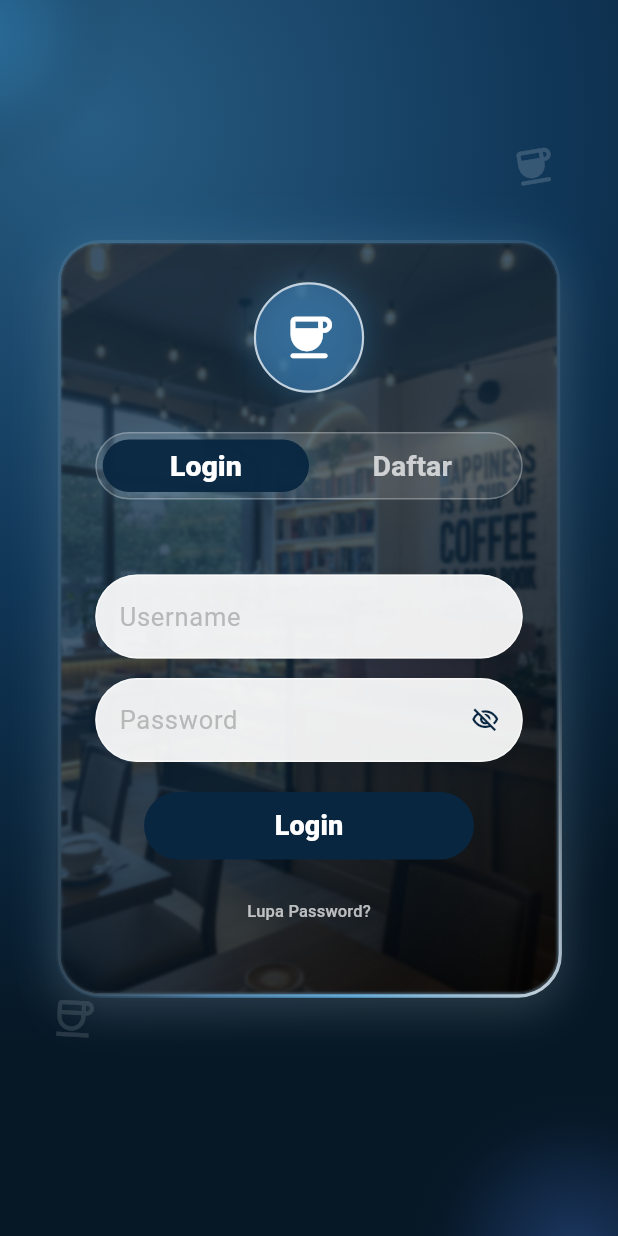
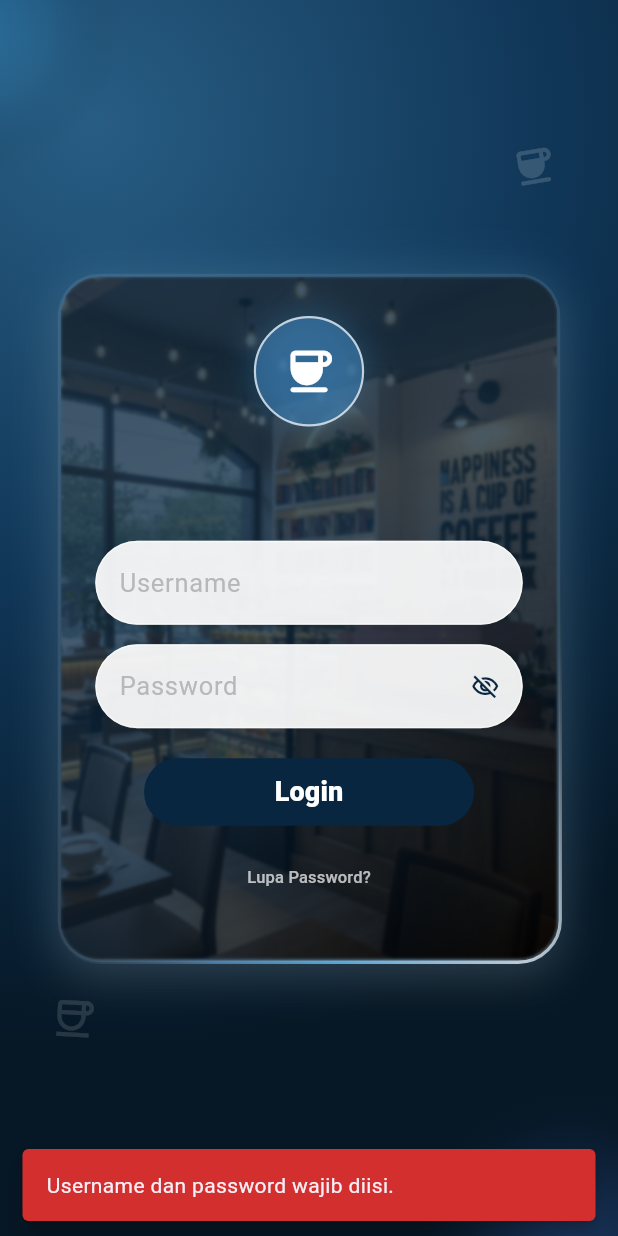
Before and after one commit to sindysyahfitri2-desig/Celciuos, a Flutter app: the screen it shows after launch, after a tap on "Login", on a phone screen of 412 x 824 dp. Run offline on Flutter 3.47's test engine with Material 3 defaults, Android fonts, the light colour scheme and no system bars; our stand-ins replace camera, google_fonts, image_picker, shared_preferences; missing offline and left inert: excel, file_saver.

Commit message:
Update tampilan dashboard dan login

```diff
--- a/lib/features/auth/application/login_controller.dart
+++ b/lib/features/auth/application/login_controller.dart
@@ -2,11 +2,9 @@ import 'dart:convert';
 
 import 'package:flutter/foundation.dart';
 import 'package:http/http.dart' as http;
-import 'package:shared_preferences/shared_preferences.dart';
 
 enum LoginSubmissionStatus {
   invalid,
-  registered,
   authenticated,
   failed,
   ignored,
@@ -32,32 +30,21 @@ class LoginSubmission {
       status == LoginSubmissionStatus.failed;
 }
 
-/// Owns login state, account registration, and the existing backend flow.
+/// Owns login state and the backend authentication flow.
 class LoginController extends ChangeNotifier {
-  LoginController({http.Client? httpClient})
+  LoginController({http.Client? httpClient, String? baseUrl})
     : _httpClient = httpClient ?? http.Client(),
-      _ownsHttpClient = httpClient == null;
+      _ownsHttpClient = httpClient == null,
+      _baseUrl =
+          baseUrl ??
+          (defaultTargetPlatform == TargetPlatform.android
+              ? 'http://10.0.2.2:8000'
+              : 'http://127.0.0.1:8000');
 
-  static const _storageKey = 'celcious_accounts';
   final http.Client _httpClient;
   final bool _ownsHttpClient;
+  final String _baseUrl;
 
-  static const List<Map<String, String>> _defaultAccounts = [
-    {
-      'username': 'danielowner',
-      'password': 'daniel1109',
-      'role': 'Owner',
-      'displayName': 'Daniel',
-    },
-    {
-      'username': 'kasircelcius',
-      'password': 'kasir1116',
-      'role': 'Kasir',
-      'displayName': 'Kasir Celcius',
-    },
-  ];
-
-  bool isLogin = true;
   bool isVerifying = false;
   String? _authToken;
 
@@ -65,12 +52,6 @@ class LoginController extends ChangeNotifier {
   void dispose() {
     if (_ownsHttpClient) _httpClient.close();
     super.dispose();
-  }
-
-  void setLoginMode(bool value) {
-    if (isVerifying || isLogin == value) return;
-    isLogin = value;
-    notifyListeners();
   }
 
   Future<LoginSubmission> submit(String rawUsername, String password) async {
@@ -91,34 +72,6 @@ class LoginController extends ChangeNotifier {
     notifyListeners();
 
     try {
-      final accounts = await _loadAccounts();
-
-      if (!isLogin) {
-        final alreadyExists = accounts.any(
-          (account) => account['username'] == username,
-        );
-        if (alreadyExists) {
-          return const LoginSubmission(
-            status: LoginSubmissionStatus.failed,
-            message: 'Username sudah digunakan. Pilih username lain.',
-          );
-        }
-
-        accounts.add({
-          'username': username,
-          'password': password,
-          'role': 'Kasir',
-          'displayName': 'Kasir $username',
-        });
-        await _saveAccounts(accounts);
-        isLogin = true;
-        notifyListeners();
-        return const LoginSubmission(
-          status: LoginSubmissionStatus.registered,
-          message: 'Pendaftaran berhasil! Silakan login dengan akun baru.',
-        );
-      }
-
       final result = await _loginToBackend(username, password);
       if (result == null ||
           result['pengguna'] is! Map<String, dynamic> ||
@@ -131,8 +84,6 @@ class LoginController extends ChangeNotifier {
 
       final user = result['pengguna'] as Map<String, dynamic>;
       _authToken = result['token'].toString();
-      final profile = await _getFromBackend('user');
-      debugPrint('HASIL TES TOKEN: $profile');
 
       final roleFromApi = user['role']?.toString().toLowerCase();
       if (roleFromApi != 'owner' && roleFromApi != 'kasir') {
@@ -150,12 +101,9 @@ class LoginController extends ChangeNotifier {
       );
     } catch (error) {
       debugPrint('Login gagal: $error');
-      final message = isLogin
-          ? 'Login gagal. Periksa username, password, dan koneksi backend.'
-          : 'Terjadi kesalahan saat memproses akun.';
       return LoginSubmission(
         status: LoginSubmissionStatus.failed,
-        message: message,
+        message: 'Login gagal. Periksa username, password, dan koneksi backend.',
       );
     } finally {
       isVerifying = false;
@@ -176,80 +124,12 @@ class LoginController extends ChangeNotifier {
     return null;
   }
 
-  Future<List<Map<String, String>>> _loadAccounts() async {
-    final prefs = await SharedPreferences.getInstance();
-    final savedData = prefs.getString(_storageKey);
-
-    if (savedData == null) {
-      final initialAccounts = _defaultAccounts
-          .map((account) => Map<String, String>.from(account))
-          .toList();
-      await prefs.setString(_storageKey, jsonEncode(initialAccounts));
-      return initialAccounts;
-    }
-
-    final decoded = jsonDecode(savedData);
-    if (decoded is! List) {
-      throw const FormatException('Format data akun lokal tidak valid.');
-    }
-
-    var migrated = false;
-    final accounts = <Map<String, String>>[];
-    for (final item in decoded) {
-      if (item is! Map) {
-        throw const FormatException('Data akun lokal tidak valid.');
-      }
-
-      final values = Map<String, dynamic>.from(item);
-      final username = values['username']?.toString().trim().toLowerCase();
-      final password = values['password']?.toString();
-      final role = values['role']?.toString();
-      final displayName =
-          values['displayName']?.toString() ??
-          values['Username']?.toString() ??
-          username;
-
-      if (username == null ||
-          username.isEmpty ||
-          password == null ||
-          role == null ||
-          (role != 'Owner' && role != 'Kasir') ||
-          displayName == null ||
-          displayName.isEmpty) {
-        throw const FormatException(
-          'Ada akun lokal yang tidak memiliki data lengkap.',
-        );
-      }
-
-      if (values['displayName'] == null ||
-          values['Username'] != null ||
-          values['username'] != username) {
-        migrated = true;
-      }
-
-      accounts.add({
-        'username': username,
-        'password': password,
-        'role': role,
-        'displayName': displayName,
-      });
-    }
-
-    if (migrated) await _saveAccounts(accounts);
-    return accounts;
-  }
-
-  Future<void> _saveAccounts(List<Map<String, String>> accounts) async {
-    final prefs = await SharedPreferences.getInstance();
-    await prefs.setString(_storageKey, jsonEncode(accounts));
-  }
-
   Future<Map<String, dynamic>?> _loginToBackend(
     String username,
     String password,
   ) async {
     final response = await _httpClient.post(
-      Uri.parse('http://127.0.0.1:8000/api/login'),
+      Uri.parse('$_baseUrl/api/login'),
       headers: {
         'Accept': 'application/json',
         'Content-Type': 'application/json',
@@ -267,25 +147,4 @@ class LoginController extends ChangeNotifier {
     throw Exception('Respons dari server tidak valid.');
   }
 
-  Future<Map<String, dynamic>> _getFromBackend(String endpoint) async {
-    if (_authToken == null || _authToken!.isEmpty) {
-      throw Exception('Token login tidak tersedia.');
-    }
-
-    final response = await _httpClient.get(
-      Uri.parse('http://127.0.0.1:8000/api/$endpoint'),
-      headers: {'Accept': 'application/json', 'Authorization': '******'},
-    );
-
-    final data = jsonDecode(response.body);
-    if (response.statusCode >= 200 &&
-        response.statusCode < 300 &&
-        data is Map<String, dynamic>) {
-      return data;
-    }
-    if (data is Map<String, dynamic>) {
-      throw Exception(data['message']?.toString() ?? 'Gagal mengambil data.');
-    }
-    throw Exception('Respons dari server tidak valid.');
-  }
 }
--- a/lib/features/auth/presentation/login_page.dart
+++ b/lib/features/auth/presentation/login_page.dart
@@ -29,7 +29,6 @@ class _LoginPageState extends State<LoginPage>
 
   bool _hidePassword = true;
 
-  bool get _isLogin => _loginController.isLogin;
   bool get _isVerifying => _loginController.isVerifying;
 
   static const Color navy = Color(0xff082640);
@@ -86,12 +85,6 @@ class _LoginPageState extends State<LoginPage>
 
     if (result.isError) {
       _showMessage(result.message ?? 'Login gagal.', isError: true);
-      return;
-    }
-
-    if (result.status == LoginSubmissionStatus.registered) {
-      _passwordController.clear();
-      _showMessage(result.message ?? 'Pendaftaran berhasil.');
       return;
     }
 
@@ -581,31 +574,6 @@ class _LoginPageState extends State<LoginPage>
 
                                       const SizedBox(height: 25),
 
-                                      // TOMBOL LOGIN / DAFTAR
-                                      Container(
-                                        height: 45,
-                                        padding: const EdgeInsets.all(4),
-                                        decoration: BoxDecoration(
-                                          color: Colors.white.withValues(
-                                            alpha: 0.12,
-                                          ),
-                                          borderRadius: BorderRadius.circular(
-                                            25,
-                                          ),
-                                          border: Border.all(
-                                            color: Colors.white.withValues(
-                                              alpha: 0.28,
-                                            ),
-                                          ),
-                                        ),
-                                        child: Row(
-                                          children: [
-                                            _modeButton('Login', true),
-                                            _modeButton('Daftar', false),
-                                          ],
-                                        ),
-                                      ),
-
                                       const SizedBox(height: 50),
 
                                       _inputField(
@@ -679,11 +647,9 @@ class _LoginPageState extends State<LoginPage>
                                                           color: Colors.white,
                                                         ),
                                                   )
-                                                : Text(
-                                                    _isLogin
-                                                        ? 'Login'
-                                                        : 'Daftar',
-                                                    style: const TextStyle(
+                                                : const Text(
+                                                    'Login',
+                                                    style: TextStyle(
                                                       fontSize: 18,
                                                       fontWeight:
                                                           FontWeight.w800,
@@ -695,7 +661,6 @@ class _LoginPageState extends State<LoginPage>
                                       ),
                                       const SizedBox(height: 10),
 
-                                      if (_isLogin)
                                       TextButton(
                                         onPressed: () {
                                           _showMessage(
@@ -708,23 +673,6 @@ class _LoginPageState extends State<LoginPage>
                                           style: TextStyle(
                                             color: Colors.white70,
                                             fontSize: 11,
-                                            ),
-                                          ),
-                                        )
-                                      else
-                                        Padding(
-                                          padding: const EdgeInsets.only(
-                                            bottom: 12,
-                                          ),
-                                          child: Text(
-                                            'Username 4–20 karakter dan '
-                                            'password minimal 6 karakter.',
-                                            textAlign: TextAlign.center,
-                                            style: TextStyle(
-                                              color: Colors.white.withValues(
-                                                alpha: 0.78,
-                                              ),
-                                              fontSize: 10,
                                           ),
                                         ),
                                       ),
@@ -778,48 +726,6 @@ class _LoginPageState extends State<LoginPage>
         icon,
         size: size,
         color: Colors.white.withValues(alpha: opacity),
-      ),
-    );
-  }
-
-  // ==========================================
-  // TOMBOL MODE LOGIN / DAFTAR
-  // ==========================================
-
-  Widget _modeButton(String label, bool loginMode) {
-    final selected = _isLogin == loginMode;
-
-    return Expanded(
-      child: GestureDetector(
-        onTap: () {
-          _loginController.setLoginMode(loginMode);
-        },
-        child: AnimatedContainer(
-          duration: const Duration(milliseconds: 350),
-          curve: Curves.easeOutCubic,
-          alignment: Alignment.center,
-          decoration: BoxDecoration(
-            color: selected ? navy.withValues(alpha: 0.95) : Colors.transparent,
-            borderRadius: BorderRadius.circular(22),
-            boxShadow: selected
-                ? [
-                    BoxShadow(
-                      color: const Color(0xff58b9f5).withValues(alpha: 0.20),
-                      blurRadius: 12,
-                    ),
-                  ]
-                : [],
-          ),
-          child: AnimatedDefaultTextStyle(
-            duration: const Duration(milliseconds: 250),
-            style: TextStyle(
-              color: Colors.white.withValues(alpha: selected ? 1 : 0.72),
-              fontSize: 19,
-              fontWeight: selected ? FontWeight.w800 : FontWeight.w600,
-            ),
-            child: Text(label),
-          ),
-        ),
       ),
     );
   }
--- a/lib/features/owner/presentation/pages/Dashboard.dart
+++ b/lib/features/owner/presentation/pages/Dashboard.dart
@@ -8,6 +8,7 @@ import 'package:kasir_celcious_coffe/features/owner/presentation/pages/KelolaSta
 import 'package:kasir_celcious_coffe/features/owner/presentation/pages/Transaksi/Kelola_Transaksi.dart';
 import 'package:kasir_celcious_coffe/features/owner/presentation/widgets/Navigation.dart';
 import 'package:kasir_celcious_coffe/ui/pages/LaporanPage.dart';
+import 'package:kasir_celcious_coffe/features/owner/presentation/pages/PengaturanPage.dart';
 import 'package:kasir_celcious_coffe/ui/widgets/app_branding_logo.dart';
 
 // Area Owner; komponen bersama berada di lib/widgets dan data di lib/data.
@@ -81,6 +82,7 @@ class _DashboardOwnerState extends State<DashboardOwner> {
     'Kelola Staf',
     'Laporan',
     "Profil",
+    'Pengaturan',
   ];
 
   @override
@@ -124,6 +126,7 @@ class _DashboardOwnerState extends State<DashboardOwner> {
                           onTransaksi: () => selectMenu(3),
                           onKelolaStaf: () => selectMenu(4),
                           onProfil: () => selectMenu(5),
+                          onPengaturan: () => selectMenu(6),
                         ),
                       Expanded(child: _content()),
                     ],
@@ -176,6 +179,7 @@ class _DashboardOwnerState extends State<DashboardOwner> {
           2 => const owner_products.ProdukPage(),
           3 => const KelolaTransaksiPage(pakaiDataContoh: false),
           4 => const KontrolStafPage(),
+          6 => const PengaturanPage(),
           _ => _DashboardBody(
             namaOwner: widget.namaOwner,
             searchController: searchController,
--- a/lib/features/owner/presentation/pages/LaporanPage.dart
+++ /dev/null
@@ -1 +0,0 @@
-// TODO Implement this library.
--- a/lib/features/owner/presentation/widgets/Navigation.dart
+++ b/lib/features/owner/presentation/widgets/Navigation.dart
@@ -22,6 +22,7 @@ const _destinations = <_OwnerDestination>[
   _OwnerDestination('Transaksi', 'Transaksi', Icons.receipt_long_outlined),
   _OwnerDestination('Kelola Staf', 'Kelola Staf', Icons.person_outline_rounded),
   _OwnerDestination('Profil', 'Profil', Icons.person_outline_rounded),
+  _OwnerDestination('Pengaturan', 'Atur', Icons.settings_outlined),
 ];
 
 // ============================================================
@@ -224,6 +225,7 @@ class OwnerNavigation extends StatelessWidget {
     required this.onKelolaStaf,
     required this.onLaporan,
     required this.onProfil,
+    required this.onPengaturan,
   });
 
   final int selectedIndex;
@@ -239,6 +241,7 @@ class OwnerNavigation extends StatelessWidget {
   final VoidCallback onTransaksi;
   final VoidCallback onKelolaStaf;
   final VoidCallback onProfil;
+  final VoidCallback onPengaturan;
 
   // Menentukan halaman tujuan dari menu yang ditekan.
   void _navigateTo(int index) {
@@ -262,6 +265,9 @@ class OwnerNavigation extends StatelessWidget {
         break;
       case 5:
         onProfil();
+        break;
+      case 6:
+        onPengaturan();
         break;
     }
   }
```
Also changed, not shown: lib/features/owner/presentation/pages/PengaturanPage.dart (renamed from lib/ui/pages/PengaturanPage.dart, +11 -12 lines), lib/ui/widgets/Navigation.dart (+1 -6 lines), 5 other files. Lines whose indentation alone changed are shown as unchanged.
